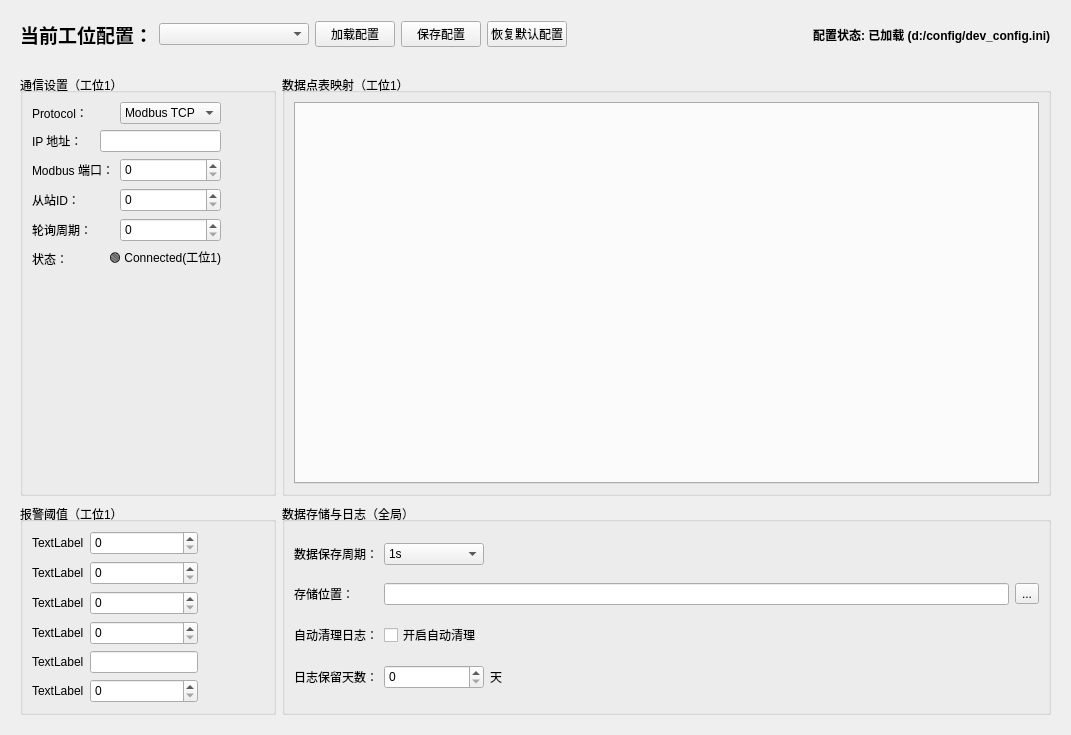
First picture: the form in ui/pages/ConfigPage.ui, repository MikeSmith-one/Data_acquisition_and_analysis_system, before the edit.
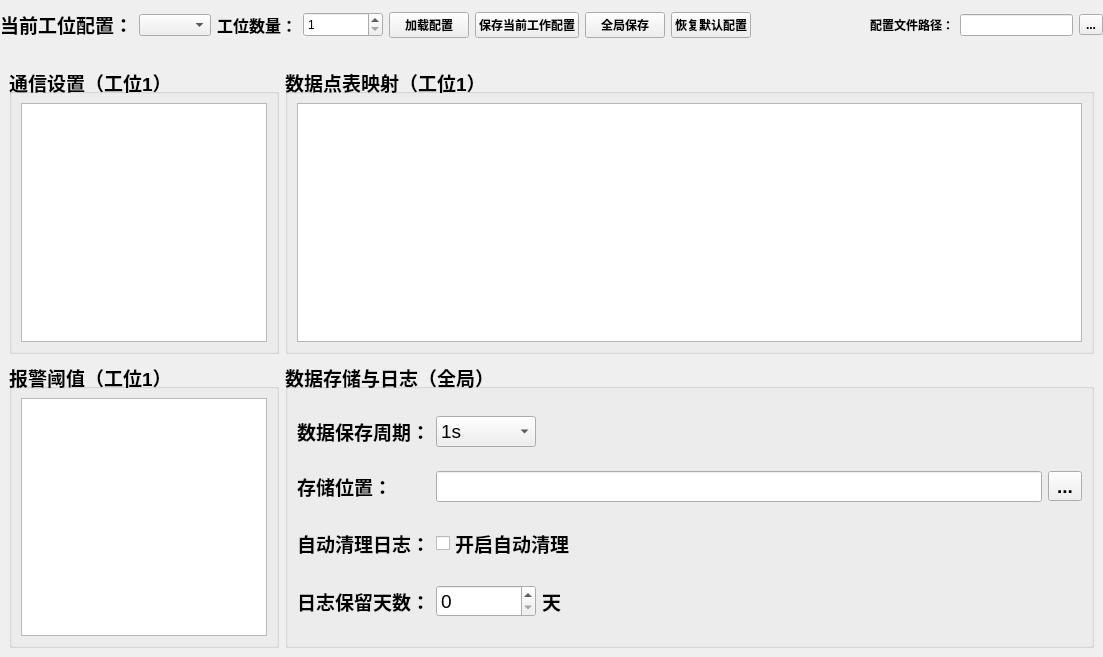
Second picture: the form after the edit.

```diff
--- a/ui/pages/ConfigPage.ui
+++ b/ui/pages/ConfigPage.ui
@@ -6,17 +6,53 @@
    <rect>
     <x>0</x>
     <y>0</y>
-    <width>1071</width>
-    <height>735</height>
+    <width>1103</width>
+    <height>657</height>
    </rect>
   </property>
   <property name="windowTitle">
    <string>Form</string>
   </property>
-  <layout class="QVBoxLayout" name="verticalLayout_2">
+  <layout class="QVBoxLayout" name="verticalLayout_4">
+   <property name="leftMargin">
+    <number>0</number>
+   </property>
+   <property name="topMargin">
+    <number>0</number>
+   </property>
+   <property name="rightMargin">
+    <number>0</number>
+   </property>
+   <property name="bottomMargin">
+    <number>0</number>
+   </property>
    <item>
     <widget class="QWidget" name="toolBar" native="true">
+     <property name="sizePolicy">
+      <sizepolicy hsizetype="Preferred" vsizetype="Fixed">
+       <horstretch>0</horstretch>
+       <verstretch>0</verstretch>
+      </sizepolicy>
+     </property>
+     <property name="minimumSize">
+      <size>
+       <width>0</width>
+       <height>50</height>
+      </size>
+     </property>
      <layout class="QHBoxLayout" name="horizontalLayout">
+      <property name="leftMargin">
+       <number>0</number>
+      </property>
+      <property name="topMargin">
+       <number>0</number>
+      </property>
+      <property name="rightMargin">
+       <number>0</number>
+      </property>
+      <property name="bottomMargin">
+       <number>0</number>
+      </property>
       <item>
        <widget class="QLabel" name="label_10">
         <property name="text">
@@ -27,23 +63,66 @@
       <item>
        <widget class="QComboBox" name="presentStation">
         <property name="sizePolicy">
-         <sizepolicy hsizetype="Fixed" vsizetype="Fixed">
+         <sizepolicy hsizetype="Preferred" vsizetype="Fixed">
           <horstretch>0</horstretch>
           <verstretch>0</verstretch>
          </sizepolicy>
         </property>
         <property name="minimumSize">
          <size>
-          <width>150</width>
+          <width>0</width>
           <height>0</height>
          </size>
         </property>
        </widget>
       </item>
+      <item>
+       <widget class="QLabel" name="label">
+        <property name="font">
+         <font>
+          <pointsize>12</pointsize>
+          <bold>true</bold>
+         </font>
+        </property>
+        <property name="text">
+         <string>工位数量：</string>
+        </property>
+       </widget>
+      </item>
+      <item>
+       <widget class="QSpinBox" name="stationNum">
+        <property name="sizePolicy">
+         <sizepolicy hsizetype="Fixed" vsizetype="Fixed">
+          <horstretch>0</horstretch>
+          <verstretch>0</verstretch>
+         </sizepolicy>
+        </property>
+        <property name="minimumSize">
+         <size>
+          <width>80</width>
+          <height>25</height>
+         </size>
+        </property>
+        <property name="maximumSize">
+         <size>
+          <width>80</width>
+          <height>25</height>
+         </size>
+        </property>
+        <property name="minimum">
+         <number>1</number>
+        </property>
+        <property name="maximum">
+         <number>255</number>
+        </property>
+       </widget>
+      </item>
       <item>
        <widget class="QPushButton" name="loadingConfigBtn">
         <property name="font">
-         <font/>
+         <font>
+          <bold>true</bold>
+         </font>
         </property>
         <property name="text">
          <string>加载配置</string>
@@ -53,17 +132,33 @@
       <item>
        <widget class="QPushButton" name="saveConfigBtn">
         <property name="font">
-         <font/>
+         <font>
+          <bold>true</bold>
+         </font>
         </property>
         <property name="text">
-         <string>保存配置</string>
+         <string>保存当前工作配置</string>
+        </property>
+       </widget>
+      </item>
+      <item>
+       <widget class="QPushButton" name="globalSaveBtn">
+        <property name="font">
+         <font>
+          <bold>true</bold>
+         </font>
+        </property>
+        <property name="text">
+         <string>全局保存</string>
         </property>
        </widget>
       </item>
       <item>
        <widget class="QPushButton" name="resumeConfigBtn">
         <property name="font">
-         <font/>
+         <font>
+          <bold>true</bold>
+         </font>
         </property>
         <property name="text">
          <string>恢复默认配置</string>
@@ -77,21 +172,36 @@
         </property>
         <property name="sizeHint" stdset="0">
          <size>
-          <width>233</width>
-          <height>20</height>
+          <width>7</width>
+          <height>17</height>
          </size>
         </property>
        </spacer>
       </item>
       <item>
-       <widget class="QLabel" name="label">
+       <widget class="QLabel" name="label_3">
         <property name="font">
          <font>
           <bold>true</bold>
          </font>
         </property>
         <property name="text">
-         <string>配置状态: 已加载 (d:/config/dev_config.ini)</string>
+         <string>配置文件路径：</string>
+        </property>
+       </widget>
+      </item>
+      <item>
+       <widget class="QLineEdit" name="iniPath"/>
+      </item>
+      <item>
+       <widget class="QToolButton" name="toolButton_2">
+        <property name="font">
+         <font>
+          <bold>true</bold>
+         </font>
+        </property>
+        <property name="text">
+         <string>...</string>
         </property>
        </widget>
       </item>
@@ -100,11 +210,14 @@
    </item>
    <item>
     <widget class="QWidget" name="widget" native="true">
-     <layout class="QGridLayout" name="gridLayout_4" columnstretch="1,3">
+     <layout class="QGridLayout" name="gridLayout" columnstretch="1,3" columnminimumwidth="1,3">
       <item row="0" column="0">
        <widget class="QGroupBox" name="telemessageBox">
         <property name="font">
-         <font/>
+         <font>
+          <pointsize>14</pointsize>
+          <bold>true</bold>
+         </font>
         </property>
         <property name="title">
          <string>通信设置（工位1）</string>
@@ -112,161 +225,26 @@
         <property name="alignment">
          <set>Qt::AlignmentFlag::AlignBottom|Qt::AlignmentFlag::AlignLeading|Qt::AlignmentFlag::AlignLeft</set>
         </property>
-        <layout class="QGridLayout" name="gridLayout">
-         <property name="rightMargin">
-          <number>9</number>
-         </property>
-         <item row="5" column="0">
-          <widget class="QLabel" name="label_8">
-           <property name="text">
-            <string>状态：</string>
-           </property>
-          </widget>
-         </item>
-         <item row="0" column="0" colspan="2">
-          <widget class="QLabel" name="label_4">
-           <property name="text">
-            <string>Protocol：</string>
-           </property>
-          </widget>
-         </item>
-         <item row="2" column="3">
-          <widget class="QSpinBox" name="modbusPort">
-           <property name="minimumSize">
-            <size>
-             <width>0</width>
-             <height>24</height>
-            </size>
-           </property>
-          </widget>
-         </item>
-         <item row="0" column="3">
-          <widget class="QComboBox" name="protocalBox">
-           <property name="sizePolicy">
-            <sizepolicy hsizetype="Fixed" vsizetype="Fixed">
-             <horstretch>0</horstretch>
-             <verstretch>0</verstretch>
-            </sizepolicy>
-           </property>
-           <property name="maximumSize">
-            <size>
-             <width>16777215</width>
-             <height>16777215</height>
-            </size>
-           </property>
-           <item>
-            <property name="text">
-             <string>Modbus TCP</string>
-            </property>
-           </item>
-           <item>
-            <property name="text">
-             <string>Modbus RTU</string>
-            </property>
-           </item>
-          </widget>
-         </item>
-         <item row="1" column="0" colspan="2">
-          <widget class="QLabel" name="label_7">
-           <property name="text">
-            <string>IP 地址：</string>
-           </property>
-          </widget>
-         </item>
-         <item row="1" column="2" colspan="2">
-          <widget class="QLineEdit" name="ipAddresslineEdit">
-           <property name="maximumSize">
-            <size>
-             <width>16777215</width>
-             <height>16777215</height>
-            </size>
-           </property>
-          </widget>
-         </item>
-         <item row="3" column="3">
-          <widget class="QSpinBox" name="slaveStationID">
-           <property name="minimumSize">
-            <size>
-             <width>0</width>
-             <height>24</height>
-            </size>
-           </property>
-          </widget>
-         </item>
-         <item row="4" column="0" colspan="3">
-          <widget class="QLabel" name="label_6">
-           <property name="text">
-            <string>轮询周期：</string>
-           </property>
-          </widget>
-         </item>
-         <item row="3" column="0" colspan="3">
-          <widget class="QLabel" name="label_3">
-           <property name="text">
-            <string>从站ID：</string>
-           </property>
-          </widget>
-         </item>
-         <item row="4" column="3">
-          <widget class="QSpinBox" name="period">
-           <property name="minimumSize">
-            <size>
-             <width>0</width>
-             <height>24</height>
-            </size>
-           </property>
-          </widget>
-         </item>
-         <item row="2" column="0" colspan="3">
-          <widget class="QLabel" name="label_5">
-           <property name="text">
-            <string>Modbus 端口：</string>
-           </property>
-          </widget>
-         </item>
-         <item row="6" column="1">
-          <spacer name="verticalSpacer">
-           <property name="orientation">
-            <enum>Qt::Orientation::Vertical</enum>
-           </property>
-           <property name="sizeHint" stdset="0">
-            <size>
-             <width>20</width>
-             <height>40</height>
-            </size>
-           </property>
-          </spacer>
-         </item>
-         <item row="5" column="1" colspan="3">
-          <widget class="QLabel" name="connectStation">
-           <property name="text">
-            <string>🟢 Connected(工位1)</string>
-           </property>
-           <property name="alignment">
-            <set>Qt::AlignmentFlag::AlignRight|Qt::AlignmentFlag::AlignTrailing|Qt::AlignmentFlag::AlignVCenter</set>
-           </property>
-          </widget>
-         </item>
-         <item row="3" column="4">
-          <spacer name="horizontalSpacer_2">
-           <property name="orientation">
-            <enum>Qt::Orientation::Horizontal</enum>
-           </property>
-           <property name="sizeHint" stdset="0">
-            <size>
-             <width>40</width>
-             <height>20</height>
-            </size>
-           </property>
-          </spacer>
+        <layout class="QVBoxLayout" name="verticalLayout_3">
+         <item>
+          <widget class="QTableWidget" name="tableWidget_2"/>
          </item>
         </layout>
        </widget>
       </item>
       <item row="0" column="1">
        <widget class="QGroupBox" name="dataMappingBox">
+        <property name="sizePolicy">
+         <sizepolicy hsizetype="Preferred" vsizetype="Preferred">
+          <horstretch>0</horstretch>
+          <verstretch>0</verstretch>
+         </sizepolicy>
+        </property>
         <property name="font">
-         <font/>
+         <font>
+          <pointsize>14</pointsize>
+          <bold>true</bold>
+         </font>
         </property>
         <property name="title">
          <string>数据点表映射（工位1）</string>
@@ -276,7 +254,7 @@
         </property>
         <layout class="QVBoxLayout" name="verticalLayout">
          <item>
-          <widget class="QTabWidget" name="tabWidget"/>
+          <widget class="QTableWidget" name="tableWidget"/>
          </item>
         </layout>
        </widget>
@@ -284,7 +262,10 @@
       <item row="1" column="0">
        <widget class="QGroupBox" name="warningBox">
         <property name="font">
-         <font/>
+         <font>
+          <pointsize>14</pointsize>
+          <bold>true</bold>
+         </font>
         </property>
         <property name="title">
          <string>报警阈值（工位1）</string>
@@ -292,114 +273,9 @@
         <property name="alignment">
          <set>Qt::AlignmentFlag::AlignBottom|Qt::AlignmentFlag::AlignLeading|Qt::AlignmentFlag::AlignLeft</set>
         </property>
-        <layout class="QGridLayout" name="gridLayout_2">
-         <item row="0" column="0">
-          <widget class="QLabel" name="label_11">
-           <property name="text">
-            <string>TextLabel</string>
-           </property>
-          </widget>
-         </item>
-         <item row="3" column="1">
-          <widget class="QSpinBox" name="spinBox_7">
-           <property name="minimumSize">
-            <size>
-             <width>0</width>
-             <height>24</height>
-            </size>
-           </property>
-          </widget>
-         </item>
-         <item row="0" column="1">
-          <widget class="QSpinBox" name="spinBox_4">
-           <property name="minimumSize">
-            <size>
-             <width>0</width>
-             <height>24</height>
-            </size>
-           </property>
-          </widget>
-         </item>
-         <item row="3" column="0">
-          <widget class="QLabel" name="label_14">
-           <property name="text">
-            <string>TextLabel</string>
-           </property>
-          </widget>
-         </item>
-         <item row="1" column="1">
-          <widget class="QSpinBox" name="spinBox_5">
-           <property name="minimumSize">
-            <size>
-             <width>0</width>
-             <height>24</height>
-            </size>
-           </property>
-          </widget>
-         </item>
-         <item row="5" column="1">
-          <widget class="QSpinBox" name="spinBox_8">
-           <property name="minimumSize">
-            <size>
-             <width>0</width>
-             <height>24</height>
-            </size>
-           </property>
-          </widget>
-         </item>
-         <item row="4" column="1">
-          <widget class="QLineEdit" name="lineEdit_2"/>
-         </item>
-         <item row="2" column="1">
-          <widget class="QSpinBox" name="spinBox_6">
-           <property name="minimumSize">
-            <size>
-             <width>0</width>
-             <height>24</height>
-            </size>
-           </property>
-          </widget>
-         </item>
-         <item row="2" column="0">
-          <widget class="QLabel" name="label_13">
-           <property name="text">
-            <string>TextLabel</string>
-           </property>
-          </widget>
-         </item>
-         <item row="1" column="0">
-          <widget class="QLabel" name="label_12">
-           <property name="text">
-            <string>TextLabel</string>
-           </property>
-          </widget>
-         </item>
-         <item row="4" column="0">
-          <widget class="QLabel" name="label_15">
-           <property name="text">
-            <string>TextLabel</string>
-           </property>
-          </widget>
-         </item>
-         <item row="5" column="0">
-          <widget class="QLabel" name="label_16">
-           <property name="text">
-            <string>TextLabel</string>
-           </property>
-          </widget>
-         </item>
-         <item row="2" column="2">
-          <spacer name="horizontalSpacer_3">
-           <property name="orientation">
-            <enum>Qt::Orientation::Horizontal</enum>
-           </property>
-           <property name="sizeHint" stdset="0">
-            <size>
-             <width>40</width>
-             <height>20</height>
-            </size>
-           </property>
-          </spacer>
+        <layout class="QVBoxLayout" name="verticalLayout_2">
+         <item>
+          <widget class="QTableWidget" name="tableWidget_3"/>
          </item>
         </layout>
        </widget>
@@ -407,7 +283,10 @@
       <item row="1" column="1">
        <widget class="QGroupBox" name="storage_logBox">
         <property name="font">
-         <font/>
+         <font>
+          <pointsize>14</pointsize>
+          <bold>true</bold>
+         </font>
         </property>
         <property name="title">
          <string>数据存储与日志（全局）</string>
@@ -430,6 +309,11 @@
              <height>0</height>
             </size>
            </property>
+           <property name="font">
+            <font>
+             <bold>false</bold>
+            </font>
+           </property>
            <item>
             <property name="text">
              <string>1s</string>
@@ -465,16 +349,32 @@
              <verstretch>0</verstretch>
             </sizepolicy>
            </property>
+           <property name="font">
+            <font>
+             <bold>true</bold>
+            </font>
+           </property>
            <property name="text">
             <string>存储位置：</string>
            </property>
           </widget>
          </item>
          <item row="1" column="1" colspan="2">
-          <widget class="QLineEdit" name="lineEdit_3"/>
+          <widget class="QLineEdit" name="saveLocation">
+           <property name="font">
+            <font>
+             <bold>false</bold>
+            </font>
+           </property>
+          </widget>
          </item>
          <item row="2" column="1" colspan="2">
-          <widget class="QCheckBox" name="checkBox">
+          <widget class="QCheckBox" name="switchAutoClean">
+           <property name="font">
+            <font>
+             <bold>true</bold>
+            </font>
+           </property>
            <property name="text">
             <string>开启自动清理</string>
            </property>
@@ -488,6 +388,11 @@
              <verstretch>0</verstretch>
             </sizepolicy>
            </property>
+           <property name="font">
+            <font>
+             <bold>true</bold>
+            </font>
+           </property>
            <property name="text">
             <string>数据保存周期：</string>
            </property>
@@ -507,6 +412,11 @@
              <height>24</height>
             </size>
            </property>
+           <property name="font">
+            <font>
+             <bold>false</bold>
+            </font>
+           </property>
           </widget>
          </item>
          <item row="2" column="0">
@@ -517,6 +427,11 @@
              <verstretch>0</verstretch>
             </sizepolicy>
            </property>
+           <property name="font">
+            <font>
+             <bold>true</bold>
+            </font>
+           </property>
            <property name="text">
             <string>自动清理日志：</string>
            </property>
@@ -537,6 +452,11 @@
              <verstretch>0</verstretch>
             </sizepolicy>
            </property>
+           <property name="font">
+            <font>
+             <bold>true</bold>
+            </font>
+           </property>
            <property name="text">
             <string>日志保留天数：</string>
            </property>
```
Left out of the diff: 6 changed lines with no effect on the pictures.
